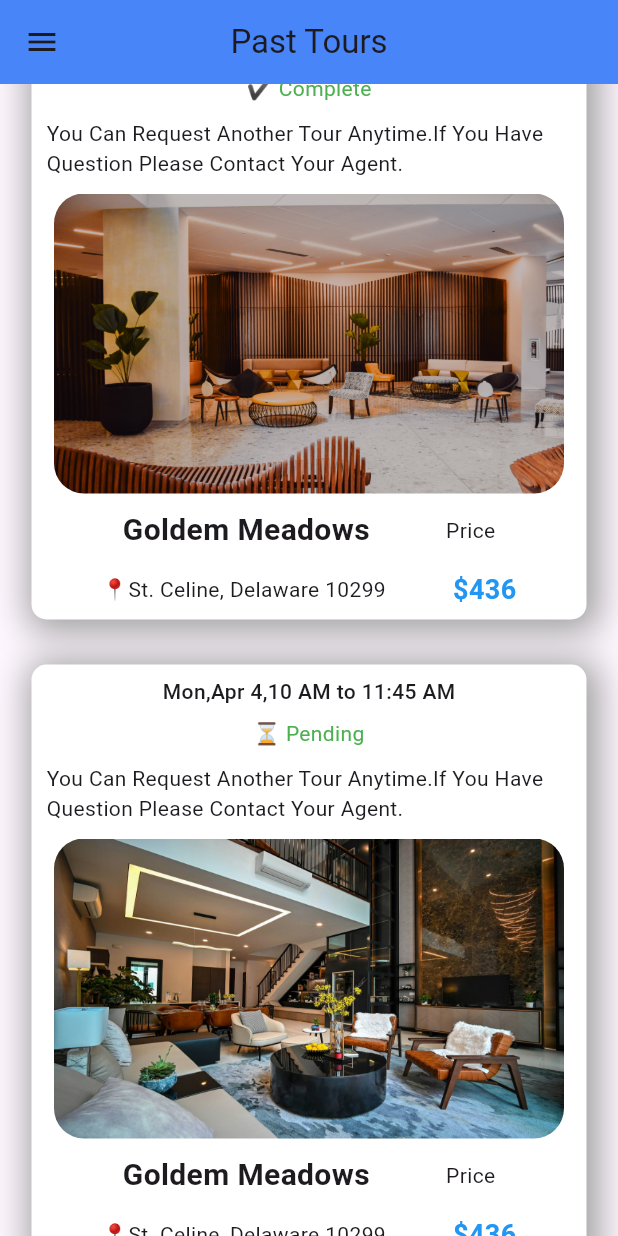
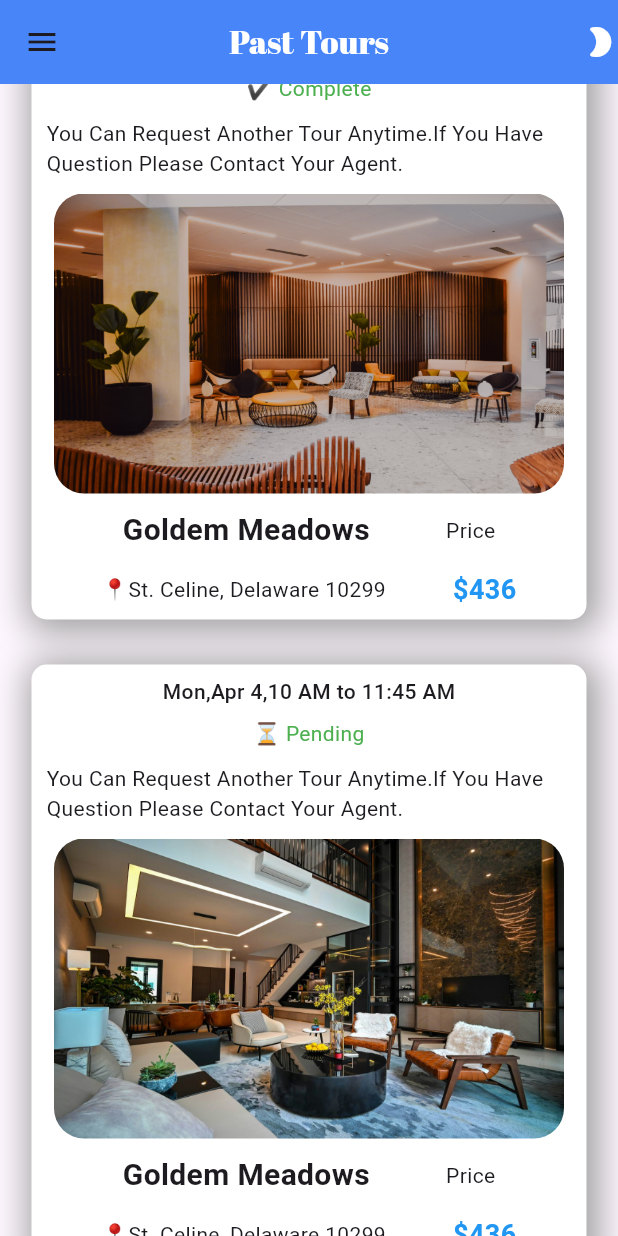
Before and after one commit to nidhamkacha/container, a Flutter app: the screen it shows after launch, scrolled down 576 dp, on a phone screen of 412 x 824 dp. Run offline on Flutter 3.47's test engine with Material 3 defaults, Android fonts, the phone set to English and light mode, and no system bars; our stand-ins replace google_fonts; network calls fail; Roboto replaces fonts that are missing (Voces).

Commit message:
12-2-24
Signed-off-by: Nidham Kacha <nidham78@gmail.com>

```diff
--- a/lib/text_screen.dart
+++ b/lib/text_screen.dart
@@ -19,22 +19,23 @@ class _TextScreenState extends State<TextScreen> {
             DrawerHeader(
               decoration: BoxDecoration(
                 color: Colors.blue,
-              ),
+              ), //BoxDecoration
               child: UserAccountsDrawerHeader(
+                decoration: BoxDecoration(color: Colors.blue),
                 accountName: Text(
                   "Nidham Kacha",
-                  style: GoogleFonts.prompt(),
+                  style: TextStyle(fontSize: 18),
                 ),
                 accountEmail: Text("nidham78@gmail.com"),
+                currentAccountPictureSize: Size.square(50),
                 currentAccountPicture: CircleAvatar(
-                  backgroundColor: Colors.blue,
-                  child: Image.network(
-                    "https://w7.pngwing.com/pngs/962/948/png-transparent-bitstrips-avatar-sticker-snap-inc-cheering-grads-mammal-heroes-hand.png",
-                    fit: BoxFit.cover,
-                  ),
-                ),
-                currentAccountPictureSize: Size.fromRadius(50),
-              ),
+                  backgroundColor: Color.fromARGB(255, 165, 255, 137),
+                  child: Text(
+                    "N",
+                    style: TextStyle(fontSize: 30.0, color: Colors.blue),
+                  ), //Text
+                ), //circleAvatar
+              ), //UserAccountDrawerHeader
             ),
             ListTile(
               autofocus: true,
@@ -117,14 +118,17 @@ class _TextScreenState extends State<TextScreen> {
         // leading: Icon(Icons.arrow_back_ios_new_sharp),
         title: Text(
           "Past Tours",
-          style: GoogleFonts.voces(),
+          style: GoogleFonts.abrilFatface(
+            color: Colors.white,
+          ),
         ),
         centerTitle: true,
-        // actions: [
-        //   Icon(
-        //     Icons.dehaze_outlined,
-        //   ),
-        // ],
+        actions: [
+          Icon(
+            Icons.mode_night_rounded,
+            color: Colors.white,
+          ),
+        ],
         backgroundColor: Colors.blueAccent,
       ),
       // Body
@@ -238,14 +242,6 @@ class _TextScreenState extends State<TextScreen> {
                           ],
                         ),
                       ),
-                      Row(
-                        mainAxisAlignment: MainAxisAlignment.spaceAround,
-                        children: [
-                          Icon(Icons.payment_rounded),
-                          Icon(Icons.car_crash_outlined),
-                          Icon(Icons.accessibility_new),
-                        ],
-                      )
                     ],
                   ),
                 ),
```
Also changed, not shown: pubspec.lock.
